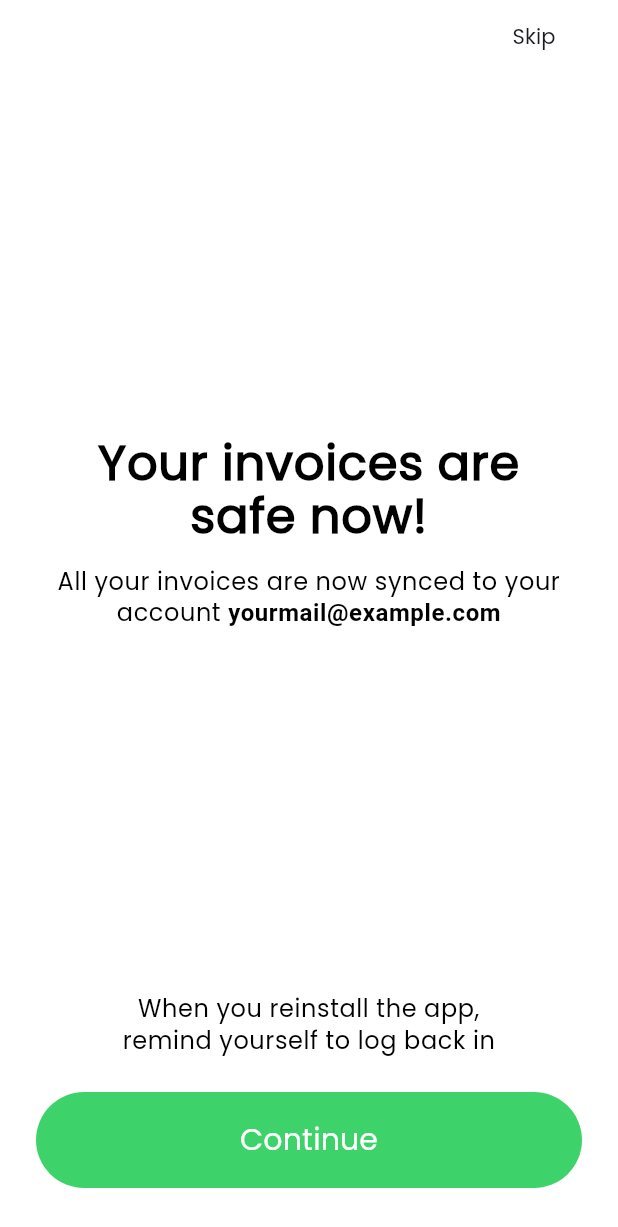
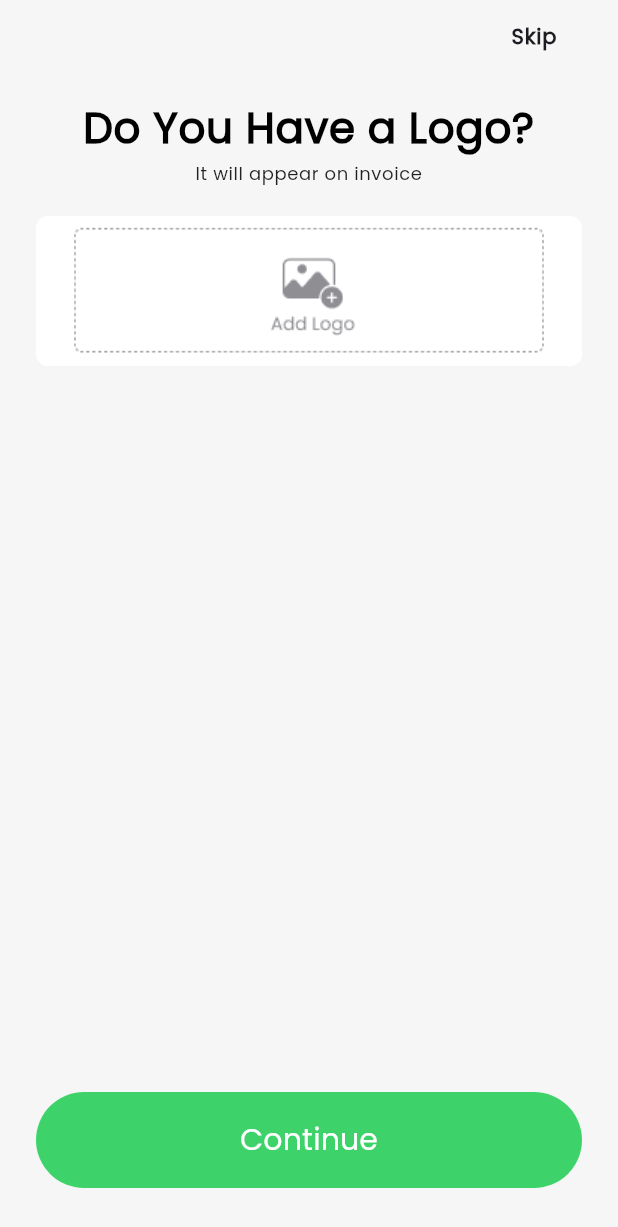
Before and after one commit to ZakSlinin/invoice_generator, a Flutter app: the YourInvoicesSafeScreen screen opened by its route, after a tap on "Continue", on a phone screen of 412 x 824 dp. Shown: the top 1227 px of the screen. Run offline on Flutter 3.47's test engine with Material 3 defaults, Android fonts, the phone set to English and light mode, and no system bars; our stand-ins replace auto_route, flutter_bloc, flutter_svg, get_it, image_picker, permission_handler and 1 more; accounts and stored records are empty.

Commit message:
feat: add_logo_screen.dart

```diff
--- a/lib/core/router/app_router.dart
+++ b/lib/core/router/app_router.dart
@@ -1,4 +1,5 @@
 import 'package:auto_route/auto_route.dart';
+import 'package:invoice_generator/features/onboarding/screens/add_logo_screen.dart';
 import 'package:invoice_generator/features/onboarding/screens/get_started_screen.dart';
 import 'package:invoice_generator/features/onboarding/screens/welcome_to_receipts_screen.dart';
 import 'package:invoice_generator/features/onboarding/screens/control_invoices_screen.dart';
@@ -18,5 +19,6 @@ class AppRouter extends _$AppRouter {
     AutoRoute(page: SimpleRoute.page),
     AutoRoute(page: YourItemsRoute.page),
     AutoRoute(page: YourInvoicesSafeRoute.page),
+    AutoRoute(page: AddLogoRoute.page),
   ];
 }
--- a/lib/core/theme/theme.dart
+++ b/lib/core/theme/theme.dart
@@ -33,6 +33,6 @@ final lightTheme = ThemeData(
     ),
     labelLarge: TextStyle(fontFamily: 'Poppins'),
     labelMedium: TextStyle(fontFamily: 'Poppins'),
-    labelSmall: TextStyle(fontFamily: 'Poppins', fontSize: 14, fontWeight: FontWeight.bold),
+    labelSmall: TextStyle(fontFamily: 'Poppins', fontSize: 14, fontWeight: FontWeight.w900),
   ),
 );
--- /dev/null
+++ b/lib/features/onboarding/screens/add_logo_screen.dart
@@ -0,0 +1,154 @@
+import 'dart:io';
+
+import 'package:auto_route/annotations.dart';
+import 'package:auto_route/auto_route.dart';
+import 'package:flutter/material.dart';
+import 'package:image_picker/image_picker.dart';
+import 'package:permission_handler/permission_handler.dart';
+import 'package:invoice_generator/core/services/image_picker/image_picker_service.dart';
+
+@RoutePage()
+class AddLogoScreen extends StatefulWidget {
+  const AddLogoScreen({super.key});
+
+  @override
+  State<AddLogoScreen> createState() => _AddLogoScreenState();
+}
+
+class _AddLogoScreenState extends State<AddLogoScreen> {
+  File? _selectedImageLogo;
+  final ImagePicker _picker = ImagePicker();
+
+  Future<void> _handleLogoPick(ImageSource source) async {
+    try {
+      final File? image = await pickImage(source: source);
+      if (image != null) {
+        setState(() {
+          _selectedImageLogo = image;
+        });
+      }
+      Navigator.pop(context);
+    } catch (e) {
+      print('Error picking avatar: $e');
+    }
+  }
+
+  @override
+  Widget build(BuildContext context) {
+    final textTheme = Theme.of(context).textTheme;
+
+    return Scaffold(
+      backgroundColor: const Color(0xFFF6F6F6),
+      body: SafeArea(
+        child: Stack(
+          children: [
+            Padding(
+              padding: const EdgeInsets.symmetric(horizontal: 24),
+              child: Column(
+                crossAxisAlignment: CrossAxisAlignment.stretch,
+                children: [
+                  Row(
+                    mainAxisAlignment: MainAxisAlignment.end,
+                    children: [
+                      TextButton(
+                        onPressed: () {
+                          // TODO: Implement Skip logic
+                        },
+                        child: Text('Skip', style: textTheme.labelSmall),
+                      ),
+                    ],
+                  ),
+                  const SizedBox(height: 16),
+
+                  Text(
+                    'Do You Have a Logo?',
+                    textAlign: TextAlign.center,
+                    style: textTheme.bodyLarge?.copyWith(
+                      fontSize: 28,
+                      fontWeight: FontWeight.w700,
+                    ),
+                  ),
+                  const SizedBox(height: 2),
+                  Text(
+                    'It will appear on invoice',
+                    textAlign: TextAlign.center,
+                    style: textTheme.bodySmall,
+                  ),
+                  const SizedBox(height: 20),
+                  InkWell(
+                    child: Container(
+                      height: 100,
+                      decoration: BoxDecoration(
+                        color: Colors.white,
+                        borderRadius: BorderRadius.circular(8),
+                      ),
+                      child: _selectedImageLogo != null
+                          ? ClipRRect(
+                              borderRadius: BorderRadius.circular(8),
+                              child: Image.file(
+                                _selectedImageLogo!,
+                                fit: BoxFit.contain,
+                              ),
+                            )
+                          : Center(
+                              child: Image.asset('assets/images/add_logo.png', height: 120, width: 1920,),
+                            ),
+                    ),
+                    onTap: () => showDialog(
+                      context: context,
+                      builder: (context) => AlertDialog(
+                        title: const Text('Select source'),
+                        actions: <Widget>[
+                          TextButton(
+                            onPressed: () =>
+                                _handleLogoPick(ImageSource.camera),
+                            child: const Text('Camera'),
+                          ),
+                          TextButton(
+                            onPressed: () =>
+                                _handleLogoPick(ImageSource.gallery),
+                            child: const Text('Gallery'),
+                          ),
+                        ],
+                      ),
+                    ),
+                  ),
+                  const Spacer(),
+                ],
+              ),
+            ),
+
+            Positioned(
+              left: 24,
+              right: 24,
+              bottom: 32,
+              child: SizedBox(
+                height: 64,
+                child: ElevatedButton(
+                  style: ElevatedButton.styleFrom(
+                    backgroundColor: const Color(0xFF3ED36A),
+                    shape: RoundedRectangleBorder(
+                      borderRadius: BorderRadius.circular(32),
+                    ),
+                    elevation: 0,
+                  ),
+                  onPressed: () {
+                    // TODO: Implement Continue logic
+                  },
+                  child: const Text(
+                    'Continue',
+                    style: TextStyle(
+                      color: Colors.white,
+                      fontSize: 20,
+                      fontWeight: FontWeight.w500,
+                    ),
+                  ),
+                ),
+              ),
+            ),
+          ],
+        ),
+      ),
+    );
+  }
+}
--- a/lib/features/onboarding/screens/simple_screen.dart
+++ b/lib/features/onboarding/screens/simple_screen.dart
@@ -26,13 +26,9 @@ class SimpleScreen extends StatelessWidget {
                     onPressed: () {
                       context.router.push(const YourItemsRoute());
                     },
-                    child: const Text(
+                    child: Text(
                       'Skip',
-                      style: TextStyle(
-                        color: Colors.black,
-                        fontWeight: FontWeight.w500,
-                        fontSize: 16,
-                      ),
+                      style: textTheme.labelSmall,
                     ),
                   ),
                 ],
--- a/lib/features/onboarding/screens/your_invoices_safe_screen.dart
+++ b/lib/features/onboarding/screens/your_invoices_safe_screen.dart
@@ -24,9 +24,9 @@ class YourInvoicesSafeScreen extends StatelessWidget {
                 children: [
                   TextButton(
                     onPressed: () {
-                      context.router.push(const YourItemsRoute());
+
                     },
-                    child: Text('Skip', style: textTheme.labelLarge),
+                    child: Text('Skip', style: textTheme.labelSmall),
                   ),
                 ],
               ),
@@ -44,10 +44,7 @@ class YourInvoicesSafeScreen extends StatelessWidget {
               RichText(
                 textAlign: TextAlign.center,
                 text: TextSpan(
-                  style: textTheme.bodySmall?.copyWith(
-                    fontSize: 16,
-                    color: Colors.black,
-                  ),
+                  style: textTheme.bodySmall,
                   children: const [
                     TextSpan(
                       text: 'All your invoices are now synced to your account ',
@@ -64,10 +61,7 @@ class YourInvoicesSafeScreen extends StatelessWidget {
               Text(
                 'When you reinstall the app,\nremind yourself to log back in',
                 textAlign: TextAlign.center,
-                style: textTheme.bodySmall?.copyWith(
-                  fontSize: 16,
-                  color: Colors.black,
-                ),
+                style: textTheme.bodySmall,
               ),
               const SizedBox(height: 24),
               SizedBox(
@@ -81,7 +75,9 @@ class YourInvoicesSafeScreen extends StatelessWidget {
                     ),
                     elevation: 0,
                   ),
-                  onPressed: () {},
+                  onPressed: () {
+                    context.router.push(const AddLogoRoute());
+                  },
                   child: const Text(
                     'Continue',
                     style: TextStyle(
--- a/pubspec.yaml
+++ b/pubspec.yaml
@@ -30,6 +30,7 @@ environment:
 dependencies:
   flutter:
     sdk: flutter
+  permission_handler: ^11.3.0
 
   auto_route: ^7.8.4
   freezed_annotation: ^2.4.1
@@ -42,6 +43,7 @@ dependencies:
   shared_preferences: ^2.5.3
   flutter_bloc: ^9.1.1
   get_it: ^8.0.3
+  image_picker: ^1.1.2
 
 dev_dependencies:
   flutter_test:
@@ -78,6 +80,7 @@ flutter:
   assets:
     - assets/svg/
     - assets/svg/bg.svg
+    - assets/svg/add_logo.svg
     - assets/images/
     - assets/images/onboarding_bg.png
 
```
Also changed, not shown: assets/images/add_logo.png (added), assets/svg/add_logo.svg (added), lib/core/router/app_router.gr.dart, pubspec.lock, 4 other files.
